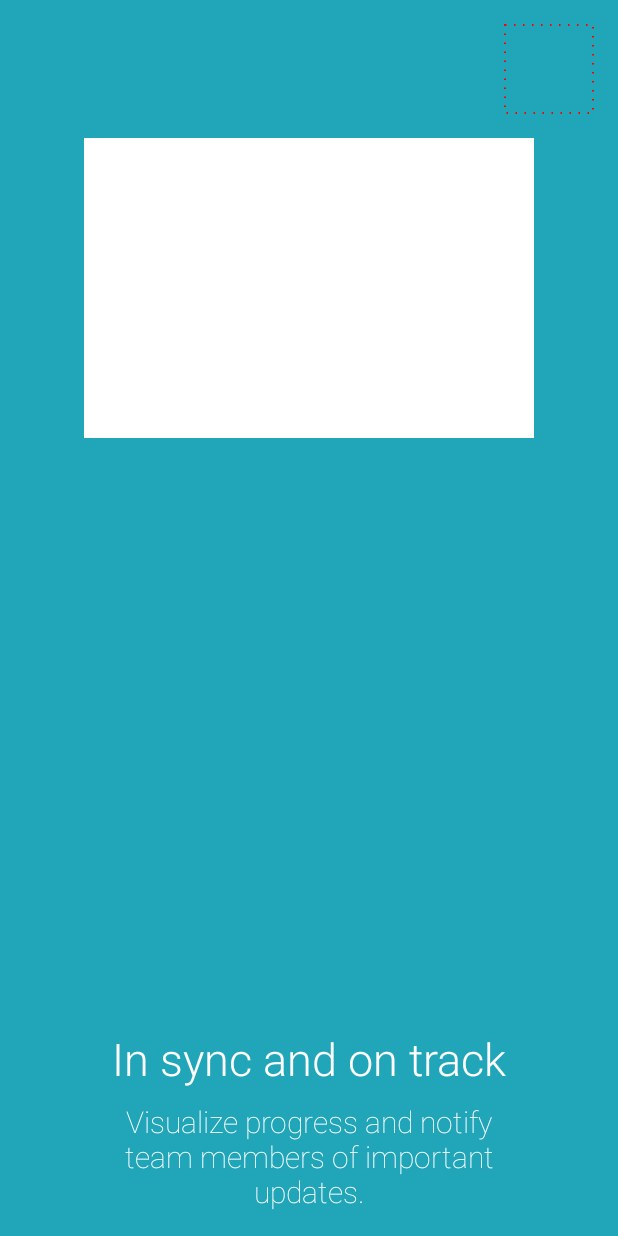
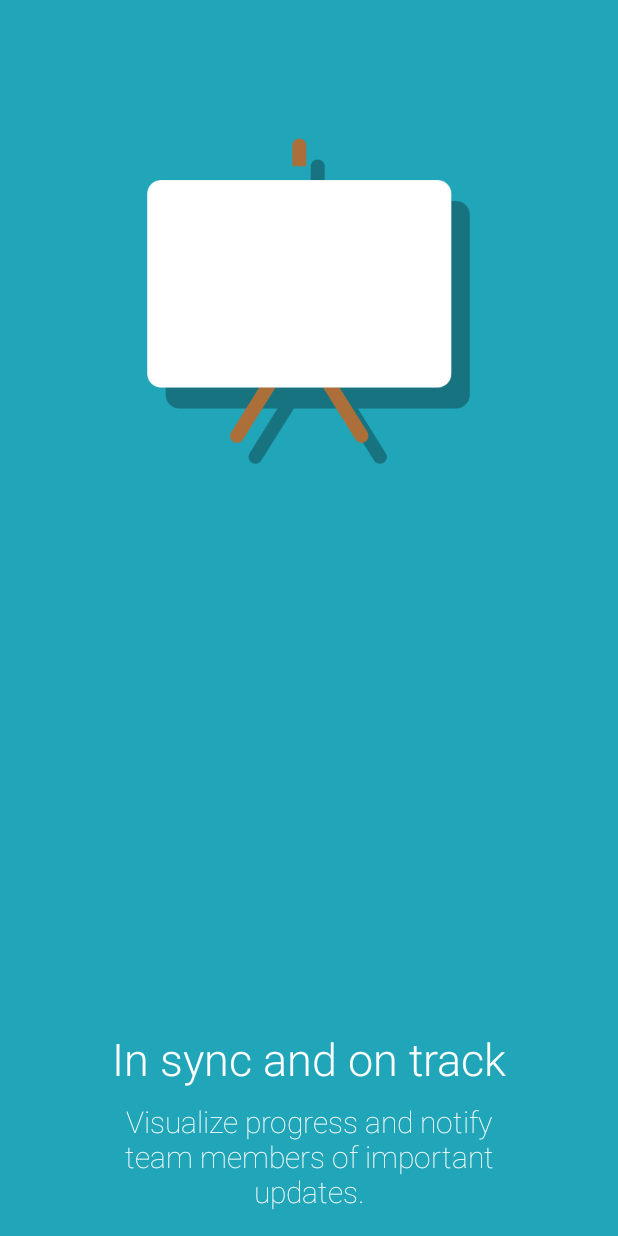
Before and after one commit to txusballesteros/welcome-coordinator, an Android app: the layout welcome_page_3.xml on its own in the app's theme, with its tools: preview values and no code run, on a phone screen of 412 x 824 dp. Run offline under Robolectric (Android 15) with nearby library versions, the phone set to English and light mode, and no system bars.

Commit message:
Page 3 finished

```diff
--- a/app/src/main/java/com/redbooth/demo/animators/ChatAvatarsAnimator.java
+++ b/app/src/main/java/com/redbooth/demo/animators/ChatAvatarsAnimator.java
@@ -29,7 +29,6 @@ public class ChatAvatarsAnimator {
         Animator card2Animator = getFlightFromRight(card2);
         Animator starAnimator = getScaleAndVisibilityAnimator(star);
         animator = new AnimatorSet();
-        animator.setStartDelay(200);
         animator.play(starAnimator).after(card2Animator);
         animator.play(card2Animator).after(avatar2Animator);
         animator.play(avatar2Animator).after(card1Animator);
--- a/app/src/main/res/drawable/avatar_1_background.xml
+++ /dev/null
@@ -1,6 +0,0 @@
-<?xml version="1.0" encoding="utf-8"?>
-<shape
-    xmlns:android="http://schemas.android.com/apk/res/android"
-    android:shape="oval">
-    <solid android:color="@color/avatar1" />
-</shape>
--- a/app/src/main/res/drawable/avatar_2_background.xml
+++ /dev/null
@@ -1,6 +0,0 @@
-<?xml version="1.0" encoding="utf-8"?>
-<shape
-    xmlns:android="http://schemas.android.com/apk/res/android"
-    android:shape="oval">
-    <solid android:color="@color/avatar2" />
-</shape>
--- a/app/src/main/res/drawable/avatar_3_background.xml
+++ /dev/null
@@ -1,6 +0,0 @@
-<?xml version="1.0" encoding="utf-8"?>
-<shape
-    xmlns:android="http://schemas.android.com/apk/res/android"
-    android:shape="oval">
-    <solid android:color="@color/avatar3" />
-</shape>
--- a/app/src/main/res/drawable/avatar_4_background.xml
+++ /dev/null
@@ -1,6 +0,0 @@
-<?xml version="1.0" encoding="utf-8"?>
-<shape
-    xmlns:android="http://schemas.android.com/apk/res/android"
-    android:shape="oval">
-    <solid android:color="@color/avatar4" />
-</shape>
--- a/app/src/main/res/drawable/avatar_5_background.xml
+++ /dev/null
@@ -1,6 +0,0 @@
-<?xml version="1.0" encoding="utf-8"?>
-<shape
-    xmlns:android="http://schemas.android.com/apk/res/android"
-    android:shape="oval">
-    <solid android:color="@color/avatar5" />
-</shape>
--- a/app/src/main/res/drawable/destiny.xml
+++ /dev/null
@@ -1,6 +0,0 @@
-<?xml version="1.0" encoding="utf-8"?>
-<shape
-    xmlns:android="http://schemas.android.com/apk/res/android"
-    android:shape="rectangle">
-    <stroke android:color="#ff0000" android:width="1dp" android:dashGap="5dp" android:dashWidth="1dp" />
-</shape>
--- a/app/src/main/res/layout/welcome_page_1.xml
+++ b/app/src/main/res/layout/welcome_page_1.xml
@@ -22,7 +22,7 @@
             android:layout_height="wrap_content"
             android:layout_centerHorizontal="true"
             android:layout_below="@+id/rocket_figure"
-            android:layout_marginTop="-40dp"
+            android:layout_marginTop="-45dp"
             android:alpha="0"
             android:background="@drawable/rocket_flame"
             android:transformPivotY="0dp" />
--- a/app/src/main/res/layout/welcome_page_2.xml
+++ b/app/src/main/res/layout/welcome_page_2.xml
@@ -83,8 +83,8 @@
         android:layout_alignTop="@+id/card2_page2"
         android:layout_marginTop="10dp"
         android:layout_marginRight="20dp"
+        android:visibility="invisible"
         app:view_behavior=".AnimationFlightTo"
-        android:visibility="invisible"
         app:destiny="@+id/android_destiny">
 
         <ImageView
@@ -92,8 +92,8 @@
             android:layout_width="match_parent"
             android:layout_height="match_parent"
             android:tint="#000000"
-            android:layout_marginLeft="3dp"
-            android:layout_marginTop="5dp"
+            android:layout_marginLeft="8dp"
+            android:layout_marginTop="8dp"
             android:alpha="0"
             android:src="@drawable/star_large_no_shadow" />
 
--- a/app/src/main/res/layout/welcome_page_3.xml
+++ b/app/src/main/res/layout/welcome_page_3.xml
@@ -12,22 +12,50 @@
         android:layout_height="60dp"
         android:layout_alignParentTop="true"
         android:layout_alignParentRight="true"
-        android:layout_margin="16dp"
-        android:background="@drawable/destiny"/>
+        android:layout_margin="16dp" />
 
-    <FrameLayout
-        android:layout_width="match_parent"
+    <RelativeLayout
+        android:layout_width="wrap_content"
         android:layout_height="wrap_content"
+        android:layout_centerHorizontal="true"
         android:layout_below="@+id/android_destiny">
 
-        <View
-            android:layout_width="300dp"
-            android:layout_height="200dp"
-            android:background="@color/white"
-            android:layout_gravity="center"
-            android:layout_centerHorizontal="true"/>
+        <ImageView
+            android:layout_width="wrap_content"
+            android:layout_height="wrap_content"
+            android:src="@drawable/easel"/>
 
-    </FrameLayout>
+        <FrameLayout
+            android:layout_width="wrap_content"
+            android:layout_height="wrap_content"
+            android:layout_centerHorizontal="true"
+            android:layout_marginTop="70dp">
+
+            <ImageView
+                android:layout_width="wrap_content"
+                android:layout_height="wrap_content"
+                android:src="@drawable/arrow_chart"/>
+
+            <View
+                android:id="@+id/arrow_chart_mask"
+                android:layout_width="150dp"
+                android:layout_height="90dp"
+                android:transformPivotX="150dp"
+                android:background="@color/white"/>
+
+        </FrameLayout>
+
+        <ImageView
+            android:id="@+id/avatar5"
+            android:layout_width="wrap_content"
+            android:layout_height="wrap_content"
+            android:layout_marginTop="40dp"
+            android:layout_marginLeft="10dp"
+            android:scaleX="0"
+            android:scaleY="0"
+            android:src="@drawable/avatar_lucy2" />
+
+    </RelativeLayout>
 
     <TextView
         style="@style/text_title"
```
Also changed, not shown: app/src/main/java/com/redbooth/demo/MainActivity.java (+8 -0 lines), app/src/main/java/com/redbooth/demo/animators/InSyncAnimator.java (added, +43 -0 lines), app/src/main/java/com/redbooth/demo/animators/RocketAvatarsAnimator.java (+9 -2 lines), app/src/main/res/drawable-xhdpi/arrow_chart.png (added), app/src/main/res/drawable-xhdpi/easel.png (added).
